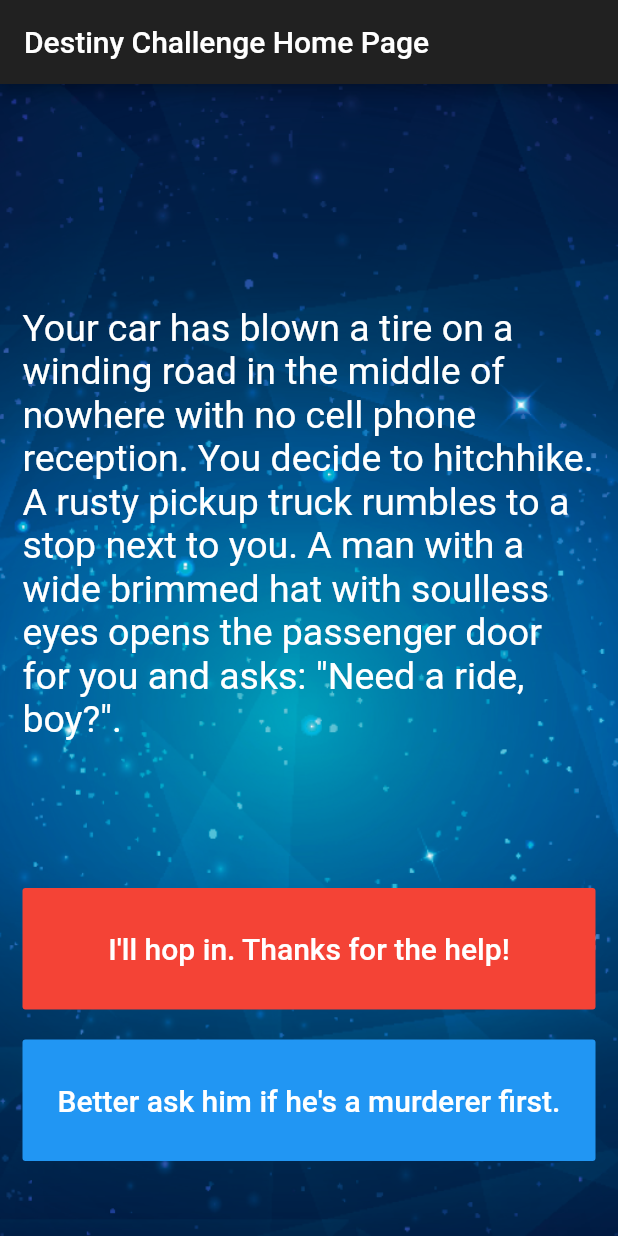
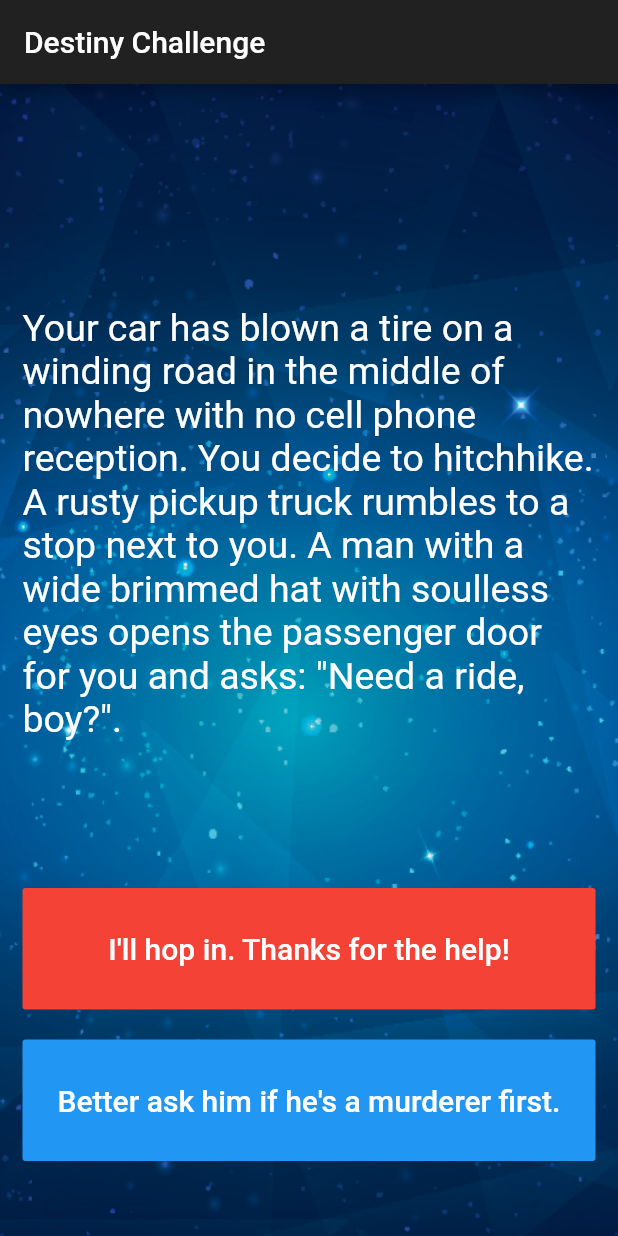
Before and after one commit to reymillenium/destini_challenge_flutter, a Flutter app: the screen it shows after launch, on a phone screen of 412 x 824 dp. Run offline on Flutter 3.47's test engine with Material 2 defaults, Android fonts, the phone set to English and light mode, and no system bars.

Commit message:
Cleaned the code

```diff
--- a/lib/main.dart
+++ b/lib/main.dart
@@ -14,7 +14,7 @@ class Destiny extends StatelessWidget {
     return MaterialApp(
       title: 'Destiny Challenge',
       theme: ThemeData.dark(),
-      home: StoryPage(title: 'Destiny Challenge Home Page'),
+      home: StoryPage(title: 'Destiny Challenge'),
     );
   }
 }
```
